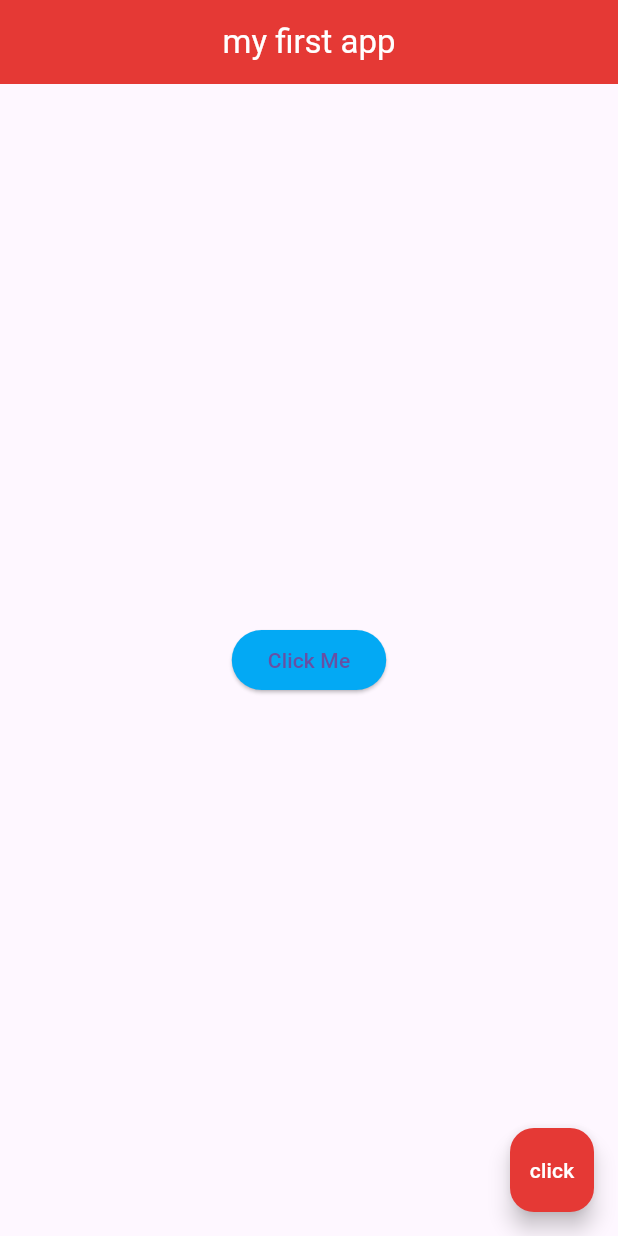
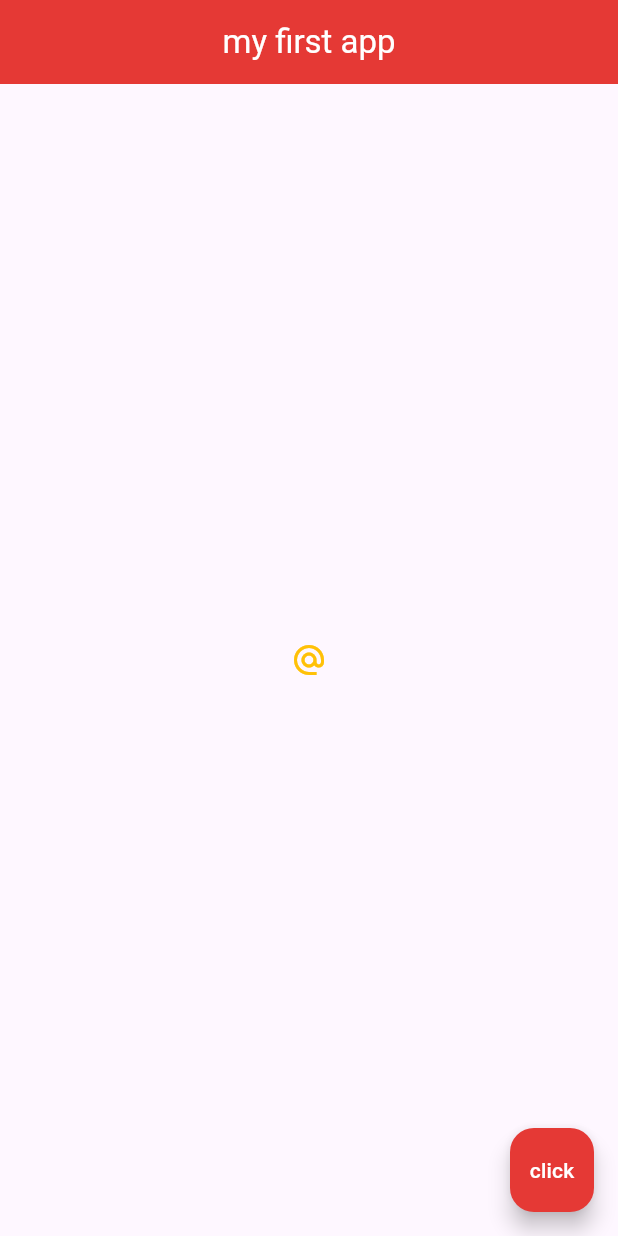
Before and after one commit to jamydevelop/Flutter-MyApp, a Flutter app: the screen it shows after launch, on a phone screen of 412 x 824 dp. Run offline on Flutter 3.47's test engine with Material 3 defaults, Android fonts, the phone set to English and light mode, and no system bars.

Commit message:
IconButton

```diff
--- a/myapp/lib/main.dart
+++ b/myapp/lib/main.dart
@@ -23,13 +23,22 @@ class Home extends StatelessWidget {
         backgroundColor: Colors.red[600],
       ),
       body: Center(
-        child: ElevatedButton(
-          onPressed: (){},
-          style: ElevatedButton.styleFrom(
-            backgroundColor: Colors.lightBlue
-          ),
-          child: Text("Click Me"),
+        child: IconButton(
+            onPressed: (){
+              print("You click \"@\" button!");
+            },
+            icon: Icon(Icons.alternate_email,
+              color: Colors.amber,
+            )
         ),
+        // child: ElevatedButton.icon(
+        //     onPressed: (){},
+        //     icon: Icon(Icons.email),
+        //     label: Text("Mail Me"),
+        //     style: ElevatedButton.styleFrom(
+        //       backgroundColor: Colors.amber
+        //     ),
+        // ),
       ),
       floatingActionButton: FloatingActionButton(
         onPressed: () {  },
```
